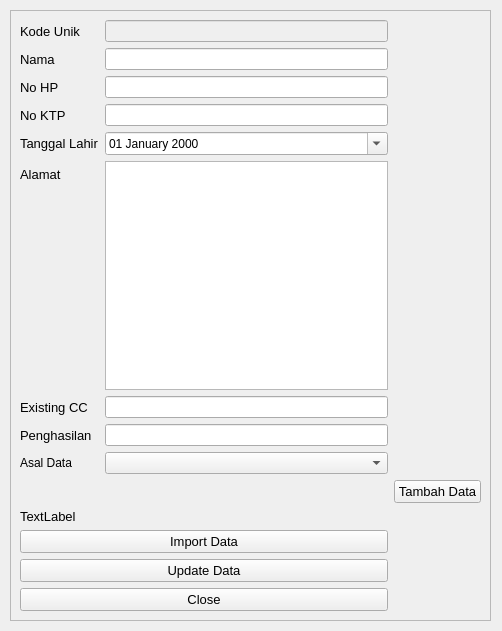
The window that mainFiles/assets/ui/adminData.ui (NathanielClarence/telemarketingdb) describes before a commit, drawn with Qt 5.
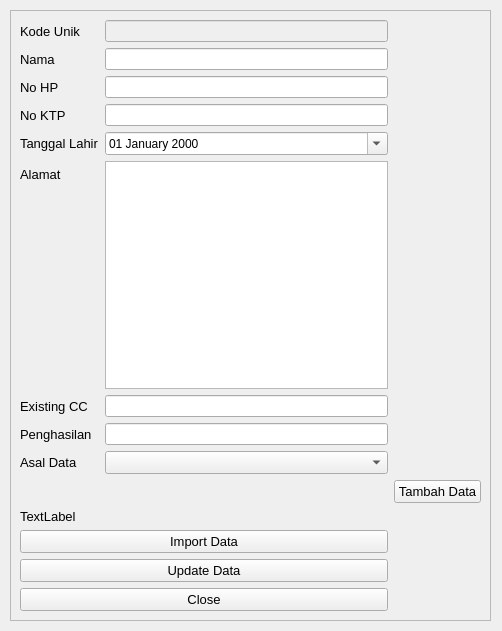
The same window after the commit.

```diff
--- a/mainFiles/assets/ui/adminData.ui
+++ b/mainFiles/assets/ui/adminData.ui
@@ -287,13 +287,24 @@
          </item>
          <item row="8" column="0">
           <widget class="QLabel" name="lbl_source">
+           <property name="font">
+            <font>
+             <pointsize>10</pointsize>
+            </font>
+           </property>
            <property name="text">
             <string>Asal Data</string>
            </property>
           </widget>
          </item>
          <item row="8" column="1">
-          <widget class="QComboBox" name="cmb_source"/>
+          <widget class="QComboBox" name="cmb_source">
+           <property name="font">
+            <font>
+             <pointsize>10</pointsize>
+            </font>
+           </property>
+          </widget>
          </item>
         </layout>
        </item>
```
